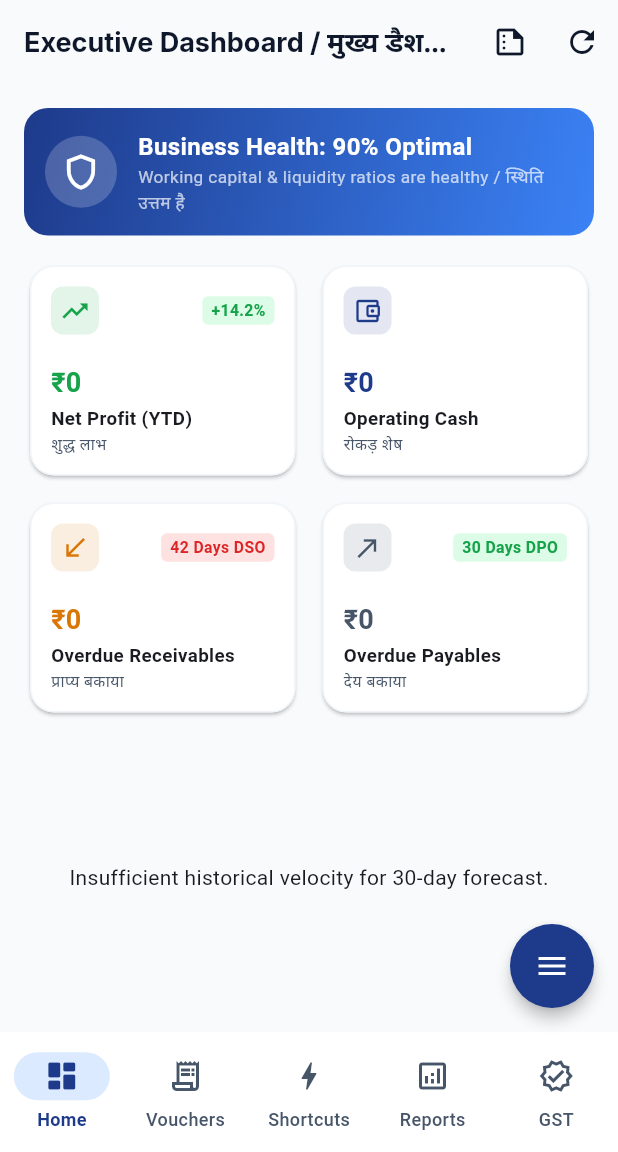
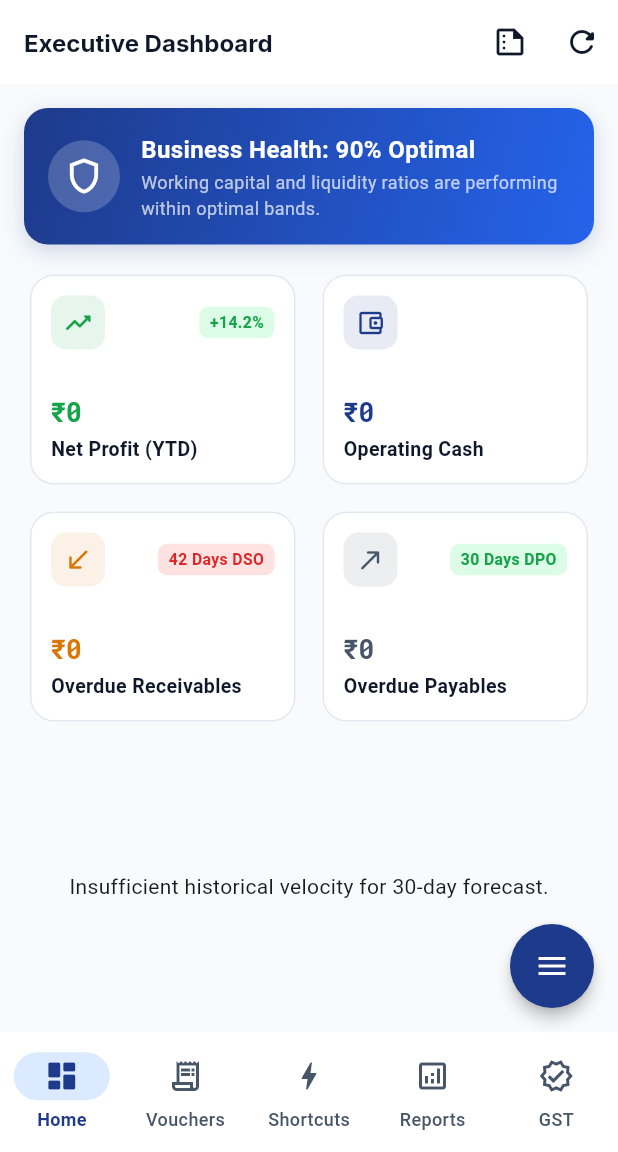
Before and after one commit to anubhav7773/Ledgify, a Flutter app: the screen it shows once a user with an empty profile is signed in, on a phone screen of 412 x 824 dp, the part 84-1236 px from its top. Run offline on Flutter 3.47's test engine with Material 3 defaults, Android fonts, the phone set to English and light mode, and no system bars; our stand-ins replace file_picker, firebase_auth, firebase_core, fl_chart, flutter_dotenv, google_fonts and 7 more; missing offline and left inert: record; accounts and stored records are empty; network calls fail.

Commit message:
feat(phase-4): align Executive Dashboard, Day Book, Reports Hub, Trial Balance, P&L, and Balance Sheet with Stitch UI

```diff
--- a/client/lib/features/reports/presentation/screens/executive_dashboard_screen.dart
+++ b/client/lib/features/reports/presentation/screens/executive_dashboard_screen.dart
@@ -1,6 +1,6 @@
 import 'package:flutter/material.dart';
-import '../../../../core/theme/color_tokens.dart';
-import '../../../../core/theme/typography_tokens.dart';
+import '../../../../core/theme/app_colors.dart';
+import '../../../../core/theme/app_typography.dart';
 import 'package:ledgify/features/reports/domain/models/business_ratios_model.dart';
 import 'package:ledgify/features/reports/domain/models/cash_flow_forecast_point.dart';
 import 'package:ledgify/features/reports/domain/models/dashboard_summary_model.dart';
@@ -9,7 +9,7 @@ import '../widgets/cash_flow_forecast_chart.dart';
 import '../widgets/kpi_metric_card.dart';
 import 'reports_hub_screen.dart';
 
-/// Screen presenting the Executive KPI Dashboard, Financial Ratios, and Cash Runway Forecast.
+/// Screen presenting the Executive KPI Dashboard, Financial Ratios, and Cash Runway Forecast (Google Stitch UI).
 class ExecutiveDashboardScreen extends StatefulWidget {
   final AnalyticsDashboardService? service;
 
@@ -57,9 +57,10 @@ class _ExecutiveDashboardScreenState extends State<ExecutiveDashboardScreen> {
   @override
   Widget build(BuildContext context) {
     return Scaffold(
+      backgroundColor: AppColors.backgroundLight,
       appBar: AppBar(
-        title: const Text('Executive Dashboard / मुख्य डैशबोर्ड', style: LedgifyTypography.cardHeader),
-        backgroundColor: LedgifyColors.surfaceLight,
+        title: Text('Executive Dashboard', style: AppTypography.cardHeader),
+        backgroundColor: AppColors.surfaceCard,
         actions: [
           IconButton(
             icon: const Icon(Icons.summarize_outlined),
@@ -72,31 +73,39 @@ class _ExecutiveDashboardScreenState extends State<ExecutiveDashboardScreen> {
             },
           ),
           IconButton(
-            icon: const Icon(Icons.refresh),
+            icon: const Icon(Icons.refresh_rounded),
+            tooltip: 'Refresh Dashboard',
             onPressed: _loadDashboard,
           ),
         ],
       ),
       body: SafeArea(
         child: _isLoading
-            ? const Center(child: CircularProgressIndicator(color: LedgifyColors.primaryBlue))
+            ? const Center(child: CircularProgressIndicator(color: AppColors.primary))
             : RefreshIndicator(
                 onRefresh: _loadDashboard,
                 child: SingleChildScrollView(
-                  padding: const EdgeInsets.all(LedgifyColors.standardPadding),
+                  padding: const EdgeInsets.all(AppColors.standardPadding),
                   child: Column(
                     crossAxisAlignment: CrossAxisAlignment.stretch,
                     children: [
-                      // Top Health Score Banner
+                      // Top Health Score Banner (Deep Indigo Gradient)
                       Container(
-                        padding: const EdgeInsets.all(14),
+                        padding: const EdgeInsets.all(16),
                         decoration: BoxDecoration(
                           gradient: const LinearGradient(
-                            colors: [Color(0xFF1E3A8A), Color(0xFF3B82F6)],
+                            colors: [Color(0xFF1E3A8A), Color(0xFF2563EB)],
                             begin: Alignment.topLeft,
                             end: Alignment.bottomRight,
                           ),
-                          borderRadius: BorderRadius.circular(LedgifyColors.cardBorderRadius),
+                          borderRadius: BorderRadius.circular(AppColors.cardBorderRadius),
+                          boxShadow: [
+                            BoxShadow(
+                              color: AppColors.primary.withOpacity(0.2),
+                              blurRadius: 12,
+                              offset: const Offset(0, 4),
+                            ),
+                          ],
                         ),
                         child: Row(
                           children: [
@@ -117,9 +126,10 @@ class _ExecutiveDashboardScreenState extends State<ExecutiveDashboardScreen> {
                                     'Business Health: ${_summary.healthScore}% Optimal',
                                     style: const TextStyle(color: Colors.white, fontWeight: FontWeight.w700, fontSize: 16),
                                   ),
+                                  const SizedBox(height: 2),
                                   const Text(
-                                    'Working capital & liquidity ratios are healthy / स्थिति उत्तम है',
-                                    style: TextStyle(color: Colors.white70, fontSize: 11.5),
+                                    'Working capital and liquidity ratios are performing within optimal bands.',
+                                    style: TextStyle(color: Colors.white70, fontSize: 12),
                                   ),
                                 ],
                               ),
@@ -140,37 +150,33 @@ class _ExecutiveDashboardScreenState extends State<ExecutiveDashboardScreen> {
                         children: [
                           KpiMetricCard(
                             title: 'Net Profit (YTD)',
-                            bilingualSubtitle: 'शुद्ध लाभ',
                             value: '₹${_summary.netProfitYtd.toStringAsFixed(0)}',
                             changePercent: '+14.2%',
                             isPositive: true,
-                            icon: Icons.trending_up,
-                            color: LedgifyColors.debitGreen,
+                            icon: Icons.trending_up_rounded,
+                            color: AppColors.debitGreen,
                           ),
                           KpiMetricCard(
                             title: 'Operating Cash',
-                            bilingualSubtitle: 'रोकड़ शेष',
                             value: '₹${_summary.operatingCash.toStringAsFixed(0)}',
                             icon: Icons.account_balance_wallet_outlined,
-                            color: LedgifyColors.primaryBlue,
+                            color: AppColors.primary,
                           ),
                           KpiMetricCard(
                             title: 'Overdue Receivables',
-                            bilingualSubtitle: 'प्राप्य बकाया',
                             value: '₹${_summary.overdueReceivables.toStringAsFixed(0)}',
                             changePercent: '${_ratios?.debtorDaysDso.toStringAsFixed(0) ?? 42} Days DSO',
                             isPositive: false,
-                            icon: Icons.call_received,
-                            color: LedgifyColors.warningOrange,
+                            icon: Icons.call_received_rounded,
+                            color: AppColors.warningAmber,
                           ),
                           KpiMetricCard(
                             title: 'Overdue Payables',
-                            bilingualSubtitle: 'देय बकाया',
                             value: '₹${_summary.overduePayables.toStringAsFixed(0)}',
                             changePercent: '${_ratios?.creditorDaysDpo.toStringAsFixed(0) ?? 30} Days DPO',
                             isPositive: true,
-                            icon: Icons.call_made,
-                            color: LedgifyColors.secondarySlate,
+                            icon: Icons.call_made_rounded,
+                            color: AppColors.textSecondary,
                           ),
                         ],
                       ),
@@ -182,45 +188,46 @@ class _ExecutiveDashboardScreenState extends State<ExecutiveDashboardScreen> {
 
                       // Financial Ratios Hub
                       if (_ratios != null) ...[
-                        const Text('Key Financial Ratios / मुख्य वित्तीय अनुपात', style: LedgifyTypography.cardHeader),
+                        Text('Key Financial Ratios', style: AppTypography.cardHeader),
                         const SizedBox(height: 10),
 
                         Card(
+                          elevation: 0,
                           shape: RoundedRectangleBorder(
-                            borderRadius: BorderRadius.circular(LedgifyColors.cardBorderRadius),
-                            side: const BorderSide(color: LedgifyColors.surfaceVariant),
+                            borderRadius: BorderRadius.circular(AppColors.cardBorderRadius),
+                            side: const BorderSide(color: AppColors.border),
                           ),
-                          color: LedgifyColors.surfaceCard,
+                          color: AppColors.surfaceCard,
                           child: Padding(
                             padding: const EdgeInsets.all(16.0),
                             child: Column(
                               children: [
                                 _buildRatioRow(
-                                  'Current Ratio (चालू अनुपात)',
+                                  'Current Ratio',
                                   '${_ratios!.currentRatio.toStringAsFixed(2)} : 1',
                                   _ratios!.currentRatioStatus,
                                   _ratios!.currentRatioColor,
                                 ),
                                 const Divider(height: 20),
                                 _buildRatioRow(
-                                  'Quick Ratio (त्वरित अनुपात)',
+                                  'Quick Ratio',
                                   '${_ratios!.quickRatio.toStringAsFixed(2)} : 1',
                                   _ratios!.quickRatio >= 1.0 ? 'Optimal' : 'Low Buffer',
-                                  _ratios!.quickRatio >= 1.0 ? LedgifyColors.debitGreen : LedgifyColors.warningOrange,
+                                  _ratios!.quickRatio >= 1.0 ? AppColors.debitGreen : AppColors.warningAmber,
                                 ),
                                 const Divider(height: 20),
                                 _buildRatioRow(
-                                  'Gross Profit Margin (सकल मार्जिन)',
+                                  'Gross Profit Margin',
                                   '${_ratios!.grossProfitMargin.toStringAsFixed(1)}%',
                                   'Direct Profitability',
-                                  LedgifyColors.primaryBlue,
+                                  AppColors.primary,
                                 ),
                                 const Divider(height: 20),
                                 _buildRatioRow(
-                                  'Debt-to-Equity (ऋण-पूंजी अनुपात)',
+                                  'Debt-to-Equity Ratio',
                                   '${_ratios!.debtToEquity.toStringAsFixed(2)}',
                                   _ratios!.debtToEquity <= 1.5 ? 'Conservative' : 'Leveraged',
-                                  _ratios!.debtToEquity <= 1.5 ? LedgifyColors.debitGreen : LedgifyColors.creditRed,
+                                  _ratios!.debtToEquity <= 1.5 ? AppColors.debitGreen : AppColors.creditRed,
                                 ),
                               ],
                             ),
@@ -242,13 +249,13 @@ class _ExecutiveDashboardScreenState extends State<ExecutiveDashboardScreen> {
         Column(
           crossAxisAlignment: CrossAxisAlignment.start,
           children: [
-            Text(title, style: const TextStyle(fontWeight: FontWeight.w600, fontSize: 13)),
-            Text(statusText, style: TextStyle(fontSize: 11, fontWeight: FontWeight.w600, color: color)),
+            Text(title, style: const TextStyle(fontWeight: FontWeight.w600, fontSize: 13.5, color: AppColors.textPrimary)),
+            Text(statusText, style: TextStyle(fontSize: 11.5, fontWeight: FontWeight.w600, color: color)),
           ],
         ),
         Text(
           ratioVal,
-          style: LedgifyTypography.financialAmount.copyWith(fontSize: 16, color: color),
+          style: AppTypography.currencyText.copyWith(fontSize: 16, color: color, fontWeight: FontWeight.w700),
         ),
       ],
     );
--- a/client/lib/features/reports/presentation/widgets/kpi_metric_card.dart
+++ b/client/lib/features/reports/presentation/widgets/kpi_metric_card.dart
@@ -1,11 +1,11 @@
 import 'package:flutter/material.dart';
-import '../../../../core/theme/color_tokens.dart';
-import '../../../../core/theme/typography_tokens.dart';
+import '../../../../core/theme/app_colors.dart';
+import '../../../../core/theme/app_typography.dart';
 
-/// Material 3 Expressive KPI summary metric card with trend chip.
+/// Material 3 Expressive KPI summary metric card with trend chip (Google Stitch UI).
 class KpiMetricCard extends StatelessWidget {
   final String title;
-  final String bilingualSubtitle;
+  final String? subtitle;
   final String value;
   final String? changePercent;
   final bool isPositive;
@@ -15,25 +15,26 @@ class KpiMetricCard extends StatelessWidget {
   const KpiMetricCard({
     super.key,
     required this.title,
-    required this.bilingualSubtitle,
+    this.subtitle,
     required this.value,
     this.changePercent,
     this.isPositive = true,
     required this.icon,
     this.color,
+    String? bilingualSubtitle, // For backwards compatibility
   });
 
   @override
   Widget build(BuildContext context) {
-    final themeColor = color ?? LedgifyColors.primaryBlue;
+    final themeColor = color ?? AppColors.primary;
 
     return Card(
-      elevation: 1,
+      elevation: 0,
       shape: RoundedRectangleBorder(
-        borderRadius: BorderRadius.circular(LedgifyColors.cardBorderRadius),
-        side: const BorderSide(color: LedgifyColors.surfaceVariant),
+        borderRadius: BorderRadius.circular(AppColors.cardBorderRadius),
+        side: const BorderSide(color: AppColors.border),
       ),
-      color: LedgifyColors.surfaceCard,
+      color: AppColors.surfaceCard,
       child: Padding(
         padding: const EdgeInsets.all(14.0),
         child: Column(
@@ -44,26 +45,26 @@ class KpiMetricCard extends StatelessWidget {
               mainAxisAlignment: MainAxisAlignment.spaceBetween,
               children: [
                 Container(
-                  padding: const EdgeInsets.all(6),
+                  padding: const EdgeInsets.all(8),
                   decoration: BoxDecoration(
-                    color: themeColor.withOpacity(0.12),
-                    borderRadius: BorderRadius.circular(8),
+                    color: themeColor.withOpacity(0.1),
+                    borderRadius: BorderRadius.circular(10),
                   ),
                   child: Icon(icon, size: 20, color: themeColor),
                 ),
                 if (changePercent != null)
                   Container(
-                    padding: const EdgeInsets.symmetric(horizontal: 6, vertical: 2),
+                    padding: const EdgeInsets.symmetric(horizontal: 7, vertical: 3),
                     decoration: BoxDecoration(
-                      color: isPositive ? LedgifyColors.debitGreenBg : LedgifyColors.creditRedBg,
-                      borderRadius: BorderRadius.circular(4),
+                      color: isPositive ? AppColors.debitGreenLight : AppColors.creditRedLight,
+                      borderRadius: BorderRadius.circular(6),
                     ),
                     child: Text(
                       changePercent!,
                       style: TextStyle(
                         fontSize: 10.5,
                         fontWeight: FontWeight.w700,
-                        color: isPositive ? LedgifyColors.debitGreen : LedgifyColors.creditRed,
+                        color: isPositive ? AppColors.debitGreen : AppColors.creditRed,
                       ),
                     ),
                   ),
@@ -76,7 +77,7 @@ class KpiMetricCard extends StatelessWidget {
               children: [
                 Text(
                   value,
-                  style: LedgifyTypography.financialAmount.copyWith(
+                  style: AppTypography.currencyText.copyWith(
                     fontSize: 18,
                     color: themeColor,
                   ),
@@ -84,12 +85,15 @@ class KpiMetricCard extends StatelessWidget {
                 const SizedBox(height: 2),
                 Text(
                   title,
-                  style: const TextStyle(fontWeight: FontWeight.w700, fontSize: 12.5),
+                  style: const TextStyle(fontWeight: FontWeight.w700, fontSize: 13, color: AppColors.textPrimary),
                 ),
-                Text(
-                  bilingualSubtitle,
-                  style: const TextStyle(fontSize: 10.5, color: LedgifyColors.secondarySlate),
-                ),
+                if (subtitle != null) ...[
+                  const SizedBox(height: 2),
+                  Text(
+                    subtitle!,
+                    style: const TextStyle(fontSize: 11, color: AppColors.textSecondary),
+                  ),
+                ],
               ],
             ),
           ],
```
Also changed, not shown: client/lib/features/reports/presentation/screens/balance_sheet_screen.dart (+80 -55 lines), client/lib/features/reports/presentation/screens/day_book_screen.dart (+35 -29 lines), client/lib/features/reports/presentation/screens/profit_and_loss_screen.dart (+83 -57 lines), client/lib/features/reports/presentation/screens/reports_hub_screen.dart (+97 -31 lines), client/lib/features/reports/presentation/screens/trial_balance_screen.dart (+34 -32 lines).
